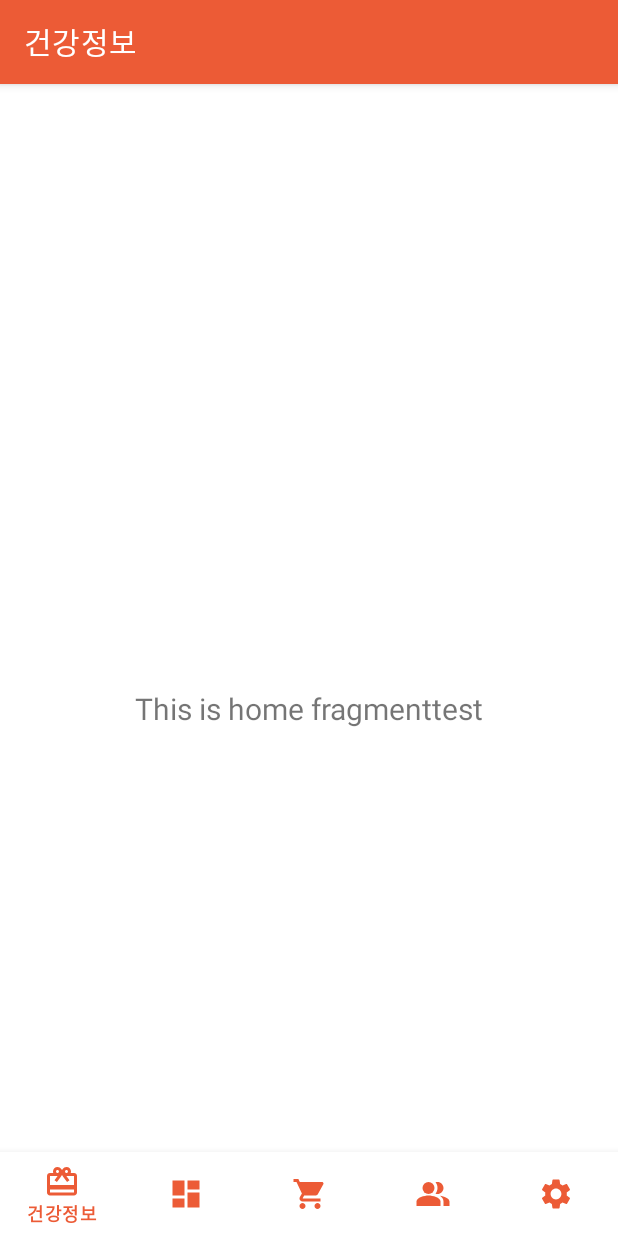
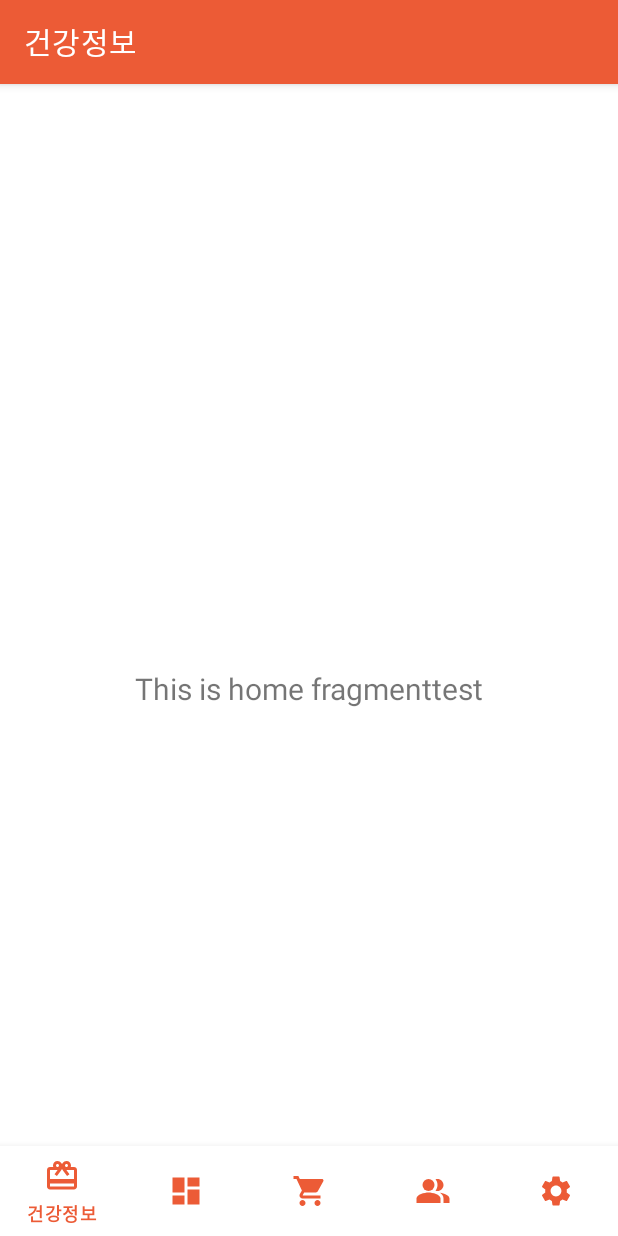
Before and after one commit to HealthCatcher/HealthHola-Android, an Android app: the screen it shows after launch (MainActivity), on a phone screen of 412 x 824 dp. Run offline under Robolectric (Android 15) with nearby library versions, the phone set to English and light mode, and no system bars; our stand-ins replace navigation-ui; libraries missing offline, so code that uses them is left out: com.navercorp.nid; 1 statement that could not run was skipped.

Commit message:
style: 메인 화면 padding 변경

```diff
--- a/app/src/main/res/layout/activity_main.xml
+++ b/app/src/main/res/layout/activity_main.xml
@@ -4,13 +4,13 @@
     android:id="@+id/container"
     android:layout_width="match_parent"
     android:layout_height="match_parent"
-    android:paddingTop="?attr/actionBarSize"
+    android:paddingTop="30dp"
     >
 
     <com.google.android.material.bottomnavigation.BottomNavigationView
         android:id="@+id/nav_view"
         android:layout_width="0dp"
-        android:layout_height="wrap_content"
+        android:layout_height="60dp"
         android:background="?android:attr/windowBackground"
         app:layout_constraintBottom_toBottomOf="parent"
         app:layout_constraintHorizontal_bias="0.0"
```
